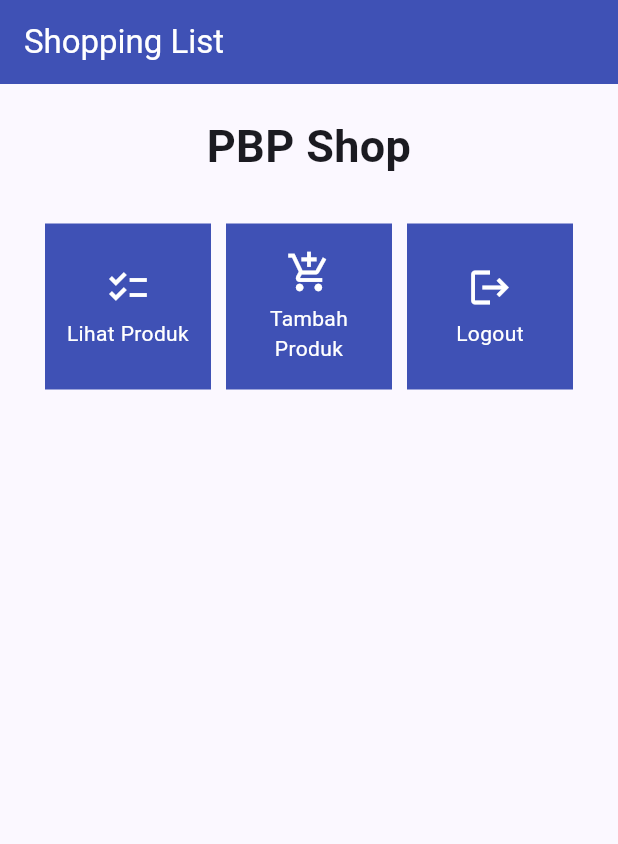
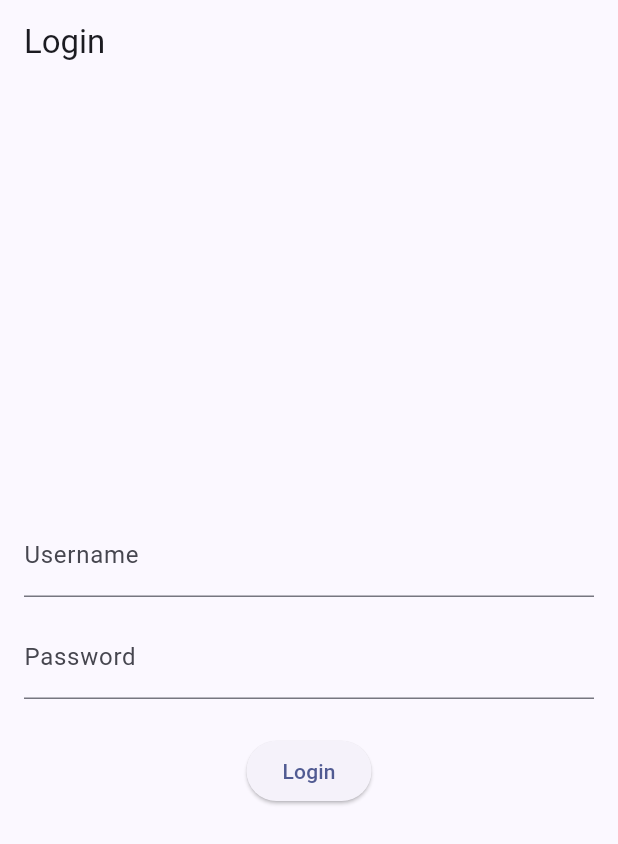
Before and after one commit to JamesTumbelaka/shopping-list-mobile, a Flutter app: the screen it shows after launch, on a phone screen of 412 x 824 dp. Shown: the top 844 px of the screen. Run offline on Flutter 3.47's test engine with Material 2 defaults, Android fonts, the phone set to English and light mode, and no system bars; missing offline and left inert: pbp_django_auth.

Commit message:
tutorial 8 selesai

```diff
--- a/lib/main.dart
+++ b/lib/main.dart
@@ -1,38 +1,30 @@
 import 'package:flutter/material.dart';
-import 'package:shopping_list/screens/menu.dart';
+import 'package:shopping_list/screens/login.dart';
+import 'package:provider/provider.dart';
+import 'package:pbp_django_auth/pbp_django_auth.dart';
 
 void main() {
   runApp(const MyApp());
 }
 
 class MyApp extends StatelessWidget {
-  const MyApp({super.key});
+  const MyApp({Key? key}) : super(key: key);
 
-  // This widget is the root of your application.
   @override
   Widget build(BuildContext context) {
-    return MaterialApp(
-      title: 'Flutter Demo',
-      theme: ThemeData(
-        // This is the theme of your application.
-        //
-        // TRY THIS: Try running your application with "flutter run". You'll see
-        // the application has a blue toolbar. Then, without quitting the app,
-        // try changing the seedColor in the colorScheme below to Colors.green
-        // and then invoke "hot reload" (save your changes or press the "hot
-        // reload" button in a Flutter-supported IDE, or press "r" if you used
-        // the command line to start the app).
-        //
-        // Notice that the counter didn't reset back to zero; the application
-        // state is not lost during the reload. To reset the state, use hot
-        // restart instead.
-        //
-        // This works for code too, not just values: Most code changes can be
-        // tested with just a hot reload.
-        colorScheme: ColorScheme.fromSeed(seedColor: Colors.indigo),
-        useMaterial3: true,
+    return Provider(
+      create: (_) {
+        CookieRequest request = CookieRequest();
+        return request;
+      },
+      child: MaterialApp(
+        title: 'Flutter App',
+        theme: ThemeData(
+          colorScheme: ColorScheme.fromSeed(seedColor: Colors.indigo),
+          useMaterial3: true,
+        ),
+        home: LoginPage()
       ),
-      home: MyHomePage(),
     );
   }
 }
--- /dev/null
+++ b/lib/screens/login.dart
@@ -0,0 +1,114 @@
+import 'package:shopping_list/screens/menu.dart';
+import 'package:flutter/material.dart';
+import 'package:pbp_django_auth/pbp_django_auth.dart';
+import 'package:provider/provider.dart';
+
+void main() {
+    runApp(const LoginApp());
+}
+
+class LoginApp extends StatelessWidget {
+const LoginApp({super.key});
+
+@override
+Widget build(BuildContext context) {
+    return MaterialApp(
+        title: 'Login',
+        theme: ThemeData(
+            primarySwatch: Colors.blue,
+    ),
+    home: const LoginPage(),
+    );
+    }
+}
+
+class LoginPage extends StatefulWidget {
+    const LoginPage({super.key});
+
+    @override
+    _LoginPageState createState() => _LoginPageState();
+}
+
+class _LoginPageState extends State<LoginPage> {
+    final TextEditingController _usernameController = TextEditingController();
+    final TextEditingController _passwordController = TextEditingController();
+
+    @override
+    Widget build(BuildContext context) {
+        final request = context.watch<CookieRequest>();
+        return Scaffold(
+            appBar: AppBar(
+                title: const Text('Login'),
+            ),
+            body: Container(
+                padding: const EdgeInsets.all(16.0),
+                child: Column(
+                    mainAxisAlignment: MainAxisAlignment.center,
+                    children: [
+                        TextField(
+                            controller: _usernameController,
+                            decoration: const InputDecoration(
+                                labelText: 'Username',
+                            ),
+                        ),
+                        const SizedBox(height: 12.0),
+                        TextField(
+                            controller: _passwordController,
+                            decoration: const InputDecoration(
+                                labelText: 'Password',
+                            ),
+                            obscureText: true,
+                        ),
+                        const SizedBox(height: 24.0),
+                        ElevatedButton(
+                            onPressed: () async {
+                                String username = _usernameController.text;
+                                String password = _passwordController.text;
+
+                                // Cek kredensial
+                                // TODO: Ganti URL dan jangan lupa tambahkan trailing slash (/) di akhir URL!
+                                // Untuk menyambungkan Android emulator dengan Django pada localhost,
+                                // gunakan URL http://10.0.2.2/
+                                final response = await request.login("http://james-zefanya-tutorial.pbp.cs.ui.ac.id/auth/login/", {
+                                'username': username,
+                                'password': password,
+                                });
+
+                                if (request.loggedIn) {
+                                    String message = response['message'];
+                                    String uname = response['username'];
+                                    Navigator.pushReplacement(
+                                        context,
+                                        MaterialPageRoute(builder: (context) => MyHomePage()),
+                                    );
+                                    ScaffoldMessenger.of(context)
+                                        ..hideCurrentSnackBar()
+                                        ..showSnackBar(
+                                            SnackBar(content: Text("$message Selamat datang, $uname.")));
+                                    } else {
+                                    showDialog(
+                                        context: context,
+                                        builder: (context) => AlertDialog(
+                                            title: const Text('Login Gagal'),
+                                            content:
+                                                Text(response['message']),
+                                            actions: [
+                                                TextButton(
+                                                    child: const Text('OK'),
+                                                    onPressed: () {
+                                                        Navigator.pop(context);
+                                                    },
+                                                ),
+                                            ],
+                                        ),
+                                    );
+                                }
+                            },
+                            child: const Text('Login'),
+                        ),
+                    ],
+                ),
+            ),
+        );
+    }
+}
--- a/pubspec.yaml
+++ b/pubspec.yaml
@@ -35,6 +35,9 @@ dependencies:
   # The following adds the Cupertino Icons font to your application.
   # Use with the CupertinoIcons class for iOS style icons.
   cupertino_icons: ^1.0.2
+  provider: ^6.1.1
+  pbp_django_auth: ^0.3.1
+  http: ^0.13.6
 
 dev_dependencies:
   flutter_test:
```
Also changed, not shown: lib/models/product.dart (added, +65 -0 lines), lib/screens/list_product.dart (added, +91 -0 lines), lib/screens/shoplist_form.dart (+33 -30 lines), lib/widgets/left_drawer.dart (+12 -0 lines), lib/widgets/shop_card.dart (+30 -1 lines), pubspec.lock, 8 other files.
